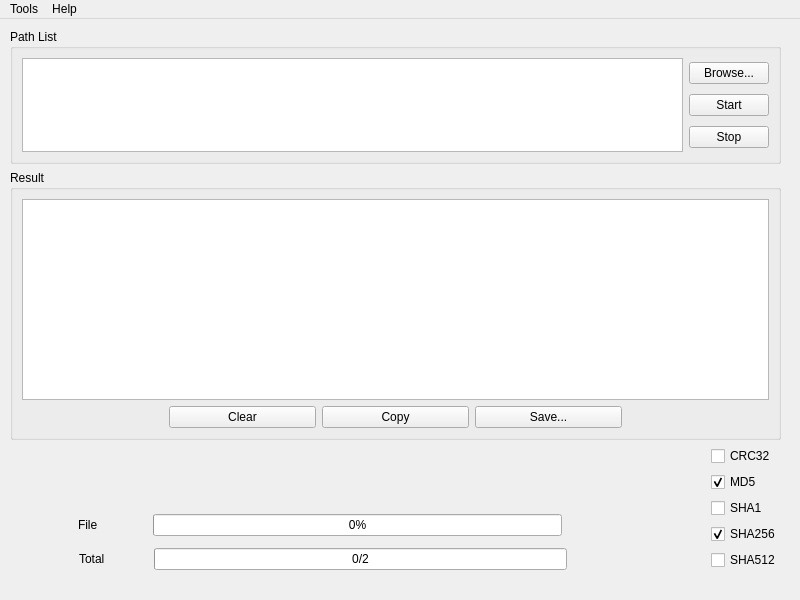
Old version of the form src/xhash.ui in the repository qux-bbb/XHash.
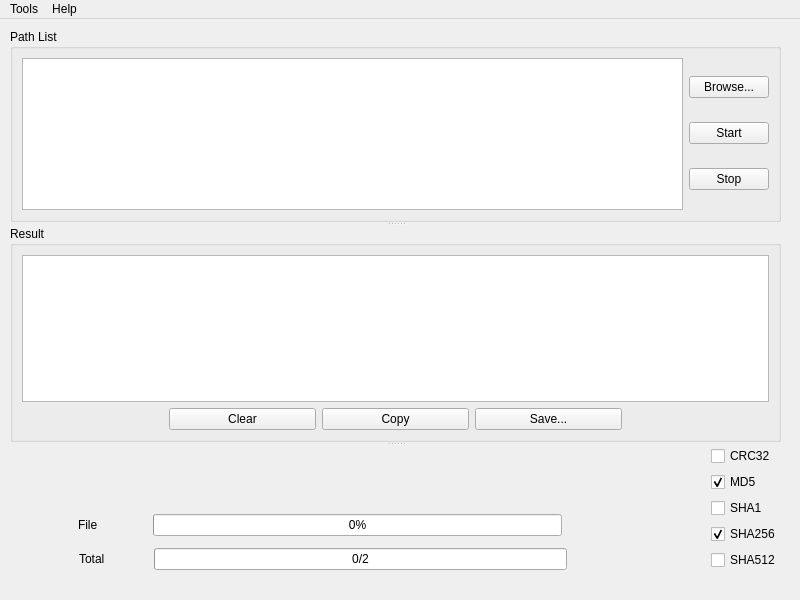
New version of the form.

Commit message: use QSplitter

Diff of the .ui file:
```diff
--- a/src/xhash.ui
+++ b/src/xhash.ui
@@ -32,7 +32,7 @@
    <string notr="true">XHash - Q</string>
   </property>
   <widget class="QWidget" name="centralwidget">
-   <widget class="QWidget" name="layoutWidget">
+   <widget class="QSplitter" name="splitter">
     <property name="geometry">
      <rect>
       <x>10</x>
@@ -41,8 +41,9 @@
       <height>541</height>
      </rect>
     </property>
-    <layout class="QVBoxLayout" name="verticalLayout_8" stretch="3,6,1">
-     <item>
+    <property name="orientation">
+     <enum>Qt::Vertical</enum>
+    </property>
       <widget class="QGroupBox" name="groupBox_pathList">
        <property name="title">
         <string>Path List</string>
@@ -82,8 +83,6 @@
         </item>
        </layout>
       </widget>
-     </item>
-     <item>
       <widget class="QGroupBox" name="groupBox_result">
        <property name="title">
         <string>Result</string>
@@ -163,8 +162,7 @@
         </item>
        </layout>
       </widget>
-     </item>
-     <item>
+    <widget class="QWidget" name="layoutWidget">
       <layout class="QHBoxLayout" name="horizontalLayout_4">
        <item>
         <layout class="QVBoxLayout" name="verticalLayout_2" stretch="1,1">
@@ -342,8 +340,7 @@
         </layout>
        </item>
       </layout>
-     </item>
-    </layout>
+    </widget>
    </widget>
   </widget>
   <widget class="QMenuBar" name="menubar">
```
Lines whose indentation alone changed are shown as unchanged.
